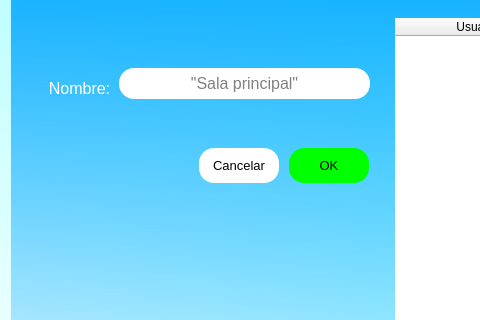
Geo18G/SITHome, file interfaces/SITHome_HabForm.ui: the form before one commit; both pictures show x 0 to 480 and y 93 to 413 of the 850 by 580 pixel window.
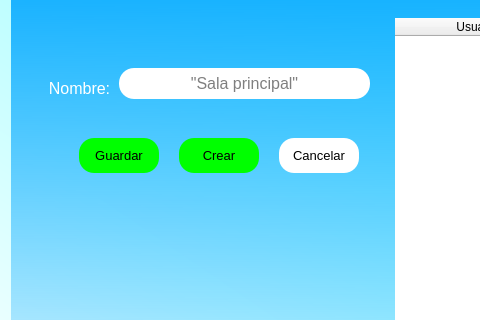
The form after the commit.

The edit to the form file:
```diff
--- a/interfaces/SITHome_HabForm.ui
+++ b/interfaces/SITHome_HabForm.ui
@@ -127,8 +127,8 @@
            <widget class="QPushButton" name="btn_ok">
             <property name="geometry">
              <rect>
-              <x>260</x>
-              <y>140</y>
+              <x>150</x>
+              <y>130</y>
               <width>80</width>
               <height>35</height>
              </rect>
@@ -154,14 +154,14 @@
 font: 10pt;</string>
             </property>
             <property name="text">
-             <string>OK</string>
+             <string>Crear</string>
             </property>
            </widget>
            <widget class="QPushButton" name="btn_cancelar">
             <property name="geometry">
              <rect>
-              <x>170</x>
-              <y>140</y>
+              <x>250</x>
+              <y>130</y>
               <width>80</width>
               <height>35</height>
              </rect>
@@ -206,6 +206,39 @@
              <string>&lt;html&gt;&lt;head/&gt;&lt;body&gt;&lt;p align=&quot;center&quot;&gt;&lt;span style=&quot; font-size:12pt; color:#ffffff;&quot;&gt;Nombre:&lt;/span&gt;&lt;/p&gt;&lt;/body&gt;&lt;/html&gt;</string>
             </property>
            </widget>
+           <widget class="QPushButton" name="btn_guardar">
+            <property name="geometry">
+             <rect>
+              <x>50</x>
+              <y>130</y>
+              <width>80</width>
+              <height>35</height>
+             </rect>
+            </property>
+            <property name="minimumSize">
+             <size>
+              <width>80</width>
+              <height>35</height>
+             </size>
+            </property>
+            <property name="maximumSize">
+             <size>
+              <width>80</width>
+              <height>35</height>
+             </size>
+            </property>
+            <property name="cursor">
+             <cursorShape>PointingHandCursor</cursorShape>
+            </property>
+            <property name="styleSheet">
+             <string notr="true">background-color: rgb(0, 255, 0);
+border-radius: 15px;
+font: 10pt;</string>
+            </property>
+            <property name="text">
+             <string>Guardar</string>
+            </property>
+           </widget>
           </widget>
          </item>
          <item>
```
Left out of the diff: 2 changed lines with no effect on the pictures.
